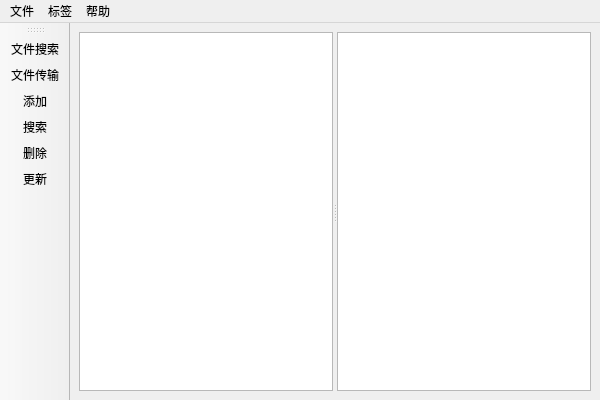
First picture: the form in src/mainwindow.ui, repository FengEternity/FileTag, before the edit.
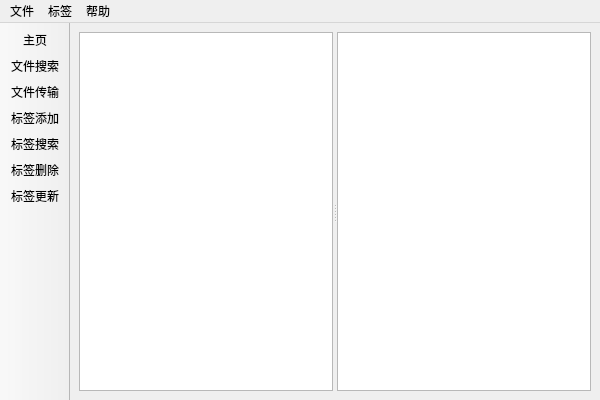
Second picture: the form after the edit. Icons and pictures are not drawn.

What changed in the file:
```diff
--- a/src/mainwindow.ui
+++ b/src/mainwindow.ui
@@ -86,12 +86,16 @@
    <property name="windowTitle">
     <string>toolBar</string>
    </property>
+   <property name="movable">
+    <bool>false</bool>
+   </property>
    <attribute name="toolBarArea">
     <enum>LeftToolBarArea</enum>
    </attribute>
    <attribute name="toolBarBreak">
     <bool>false</bool>
    </attribute>
+   <addaction name="actionHome"/>
    <addaction name="actionFileSearch"/>
    <addaction name="actionFileTransfer"/>
    <addaction name="actionAddTag"/>
@@ -123,7 +127,7 @@
      <normaloff>:/tagadd.png</normaloff>:/tagadd.png</iconset>
    </property>
    <property name="text">
-    <string>添加</string>
+    <string>标签添加</string>
    </property>
    <property name="toolTip">
     <string>添加</string>
@@ -135,7 +139,7 @@
      <normaloff>:/tagsearch.png</normaloff>:/tagsearch.png</iconset>
    </property>
    <property name="text">
-    <string>搜索</string>
+    <string>标签搜索</string>
    </property>
   </action>
   <action name="actionRemoveTag">
@@ -144,7 +148,7 @@
      <normaloff>:/tagmove.png</normaloff>:/tagmove.png</iconset>
    </property>
    <property name="text">
-    <string>删除</string>
+    <string>标签删除</string>
    </property>
   </action>
   <action name="actionUpdateTag">
@@ -153,7 +157,7 @@
      <normaloff>:/tagupdate.png</normaloff>:/tagupdate.png</iconset>
    </property>
    <property name="text">
-    <string>更新</string>
+    <string>标签更新</string>
    </property>
   </action>
   <action name="actionAbout">
@@ -166,6 +170,18 @@
     <string>文档</string>
    </property>
   </action>
+  <action name="actionHome">
+   <property name="icon">
+    <iconset resource="../resources/resources.qrc">
+     <normaloff>:/home.png</normaloff>:/home.png</iconset>
+   </property>
+   <property name="text">
+    <string>主页</string>
+   </property>
+   <property name="menuRole">
+    <enum>QAction::NoRole</enum>
+   </property>
+  </action>
  </widget>
  <resources>
   <include location="../resources/resources.qrc"/>
```
Left out of the diff: 23 changed lines with no effect on the pictures.
